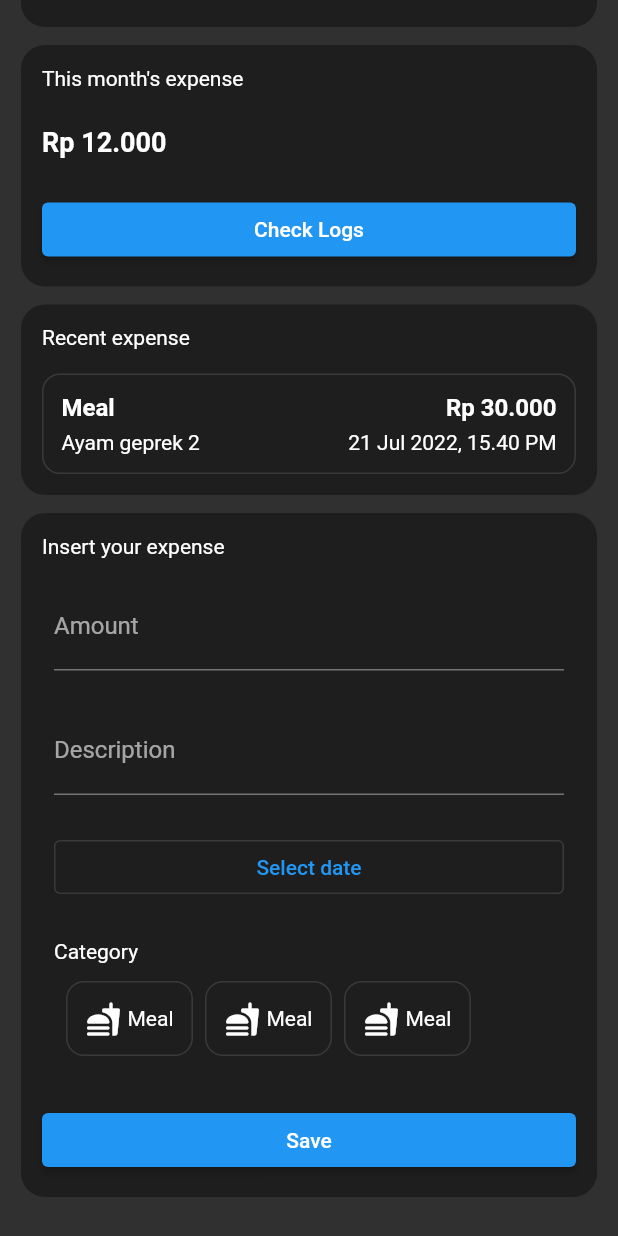
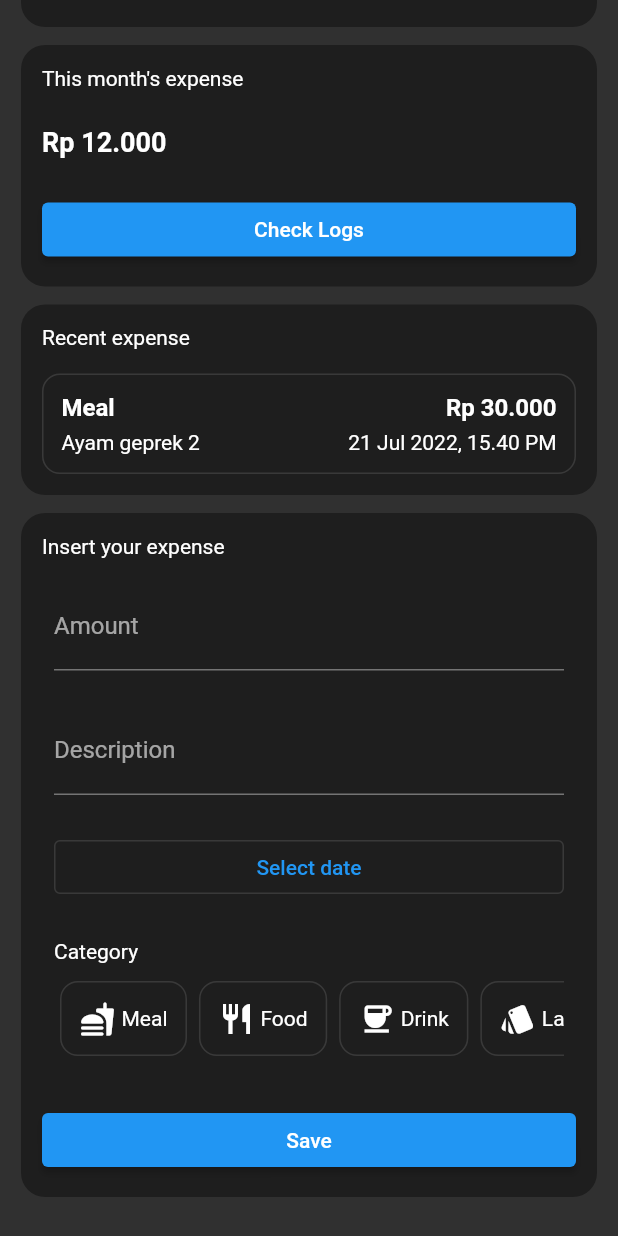
Before and after one commit to fikrihkll/flutter_myduit, a Flutter app: the HomePage screen opened by its route, scrolled down 107 dp, on a phone screen of 412 x 824 dp. Run offline on Flutter 3.47's test engine with Material 2 defaults, Android fonts, the phone set to English and light mode, and no system bars; our stand-ins replace cloud_firestore, firebase_auth, firebase_core, google_sign_in; accounts and stored records are empty.

Commit message:
optimize the category to input

```diff
--- /dev/null
+++ b/lib/core/icon_util.dart
@@ -0,0 +1,38 @@
+import 'package:flutter/material.dart';
+
+class IconUtil{
+
+  static IconData getIconFromString(String icon){
+    switch(icon){
+      case 'Meal':
+        return Icons.fastfood_rounded;
+      case 'Food':
+        return Icons.restaurant;
+      case 'Drink':
+        return Icons.coffee;
+      case 'Laundry':
+        return Icons.style;
+      case 'E-Money':
+        return Icons.credit_card;
+      case 'Transportation':
+        return Icons.directions_train_sharp;
+      case 'Tools':
+        return Icons.home_repair_service;
+      case 'Toiletries':
+        return Icons.shower;
+      case 'Electricity':
+        return Icons.bolt;
+      case 'Daily Needs':
+        return Icons.backpack;
+      case 'Subscription':
+        return Icons.subscriptions;
+      case 'Shopping':
+        return Icons.shopping_bag;
+      case 'Others':
+        return Icons.menu;
+      default:
+        return Icons.fastfood_rounded;
+    }
+  }
+
+}
--- a/lib/features/data/models/expense_model.dart
+++ b/lib/features/data/models/expense_model.dart
@@ -43,3 +43,25 @@ class ExpenseModel {
     return dataModel;
   }
 }
+
+class ExpenseCategory {
+  String name;
+
+  ExpenseCategory(this.name);
+}
+
+var categoryNameList = [
+  ExpenseCategory('Meal'),
+  ExpenseCategory('Food'),
+  ExpenseCategory('Drink'),
+  ExpenseCategory('Laundry'),
+  ExpenseCategory('E-Money'),
+  ExpenseCategory('Transportation'),
+  ExpenseCategory('Tools'),
+  ExpenseCategory('Toiletries'),
+  ExpenseCategory('Electricity'),
+  ExpenseCategory('Daily Needs'),
+  ExpenseCategory('Subscription'),
+  ExpenseCategory('Shopping'),
+  ExpenseCategory('Others'),
+];
--- a/lib/features/presentation/pages/home/category_widget.dart
+++ b/lib/features/presentation/pages/home/category_widget.dart
@@ -1,34 +1,45 @@
-import 'package:flutter/cupertino.dart';
 import 'package:flutter/material.dart';
+import 'package:myduit/core/icon_util.dart';
+import 'package:myduit/features/data/models/expense_model.dart';
 
 class CategoryWidget extends StatelessWidget {
-  final int selectedItemPosition;
+  final Function(int position) onAreaClicked;
   final int itemPosition;
+  final ExpenseCategory category;
+  final bool isSelected;
 
-  const CategoryWidget({Key? key}) : super(key: key);
+  const CategoryWidget({Key? key, required this.itemPosition, required this.category, required this.onAreaClicked, required this.isSelected}) : super(key: key);
+
 
   @override
   Widget build(BuildContext context) {
     return InkWell(
-      onTap: () {},
+      onTap: () {
+        onAreaClicked(itemPosition);
+      },
       borderRadius: BorderRadius.circular(12),
       child: Container(
         padding: EdgeInsets.all(12),
         decoration: BoxDecoration(
             borderRadius: BorderRadius.circular(12),
-            border: Border.all(
+            border: isSelected ?
+            Border.all(
+              color: Colors.lightBlue,
+              width: 2,
+            )
+                : Border.all(
               color: Colors.white12,
               width: 1,
             )
         ),
         child: Row(
-          children: [
+          children: <Widget>[
             Icon(
-              Icons.fastfood_rounded,
+              IconUtil.getIconFromString(category.name),
               size: 24,
             ),
             SizedBox(width: 4,),
-            Text("Meal"),
+            Text(category.name),
           ],
         ),
       ),
--- a/lib/features/presentation/pages/home/home_page.dart
+++ b/lib/features/presentation/pages/home/home_page.dart
@@ -3,7 +3,7 @@ import 'package:myduit/core/firebase_util.dart';
 import 'package:cloud_firestore/cloud_firestore.dart';
 import 'package:myduit/features/data/models/expense_model.dart';
 import 'package:myduit/features/data/repositories/expense_repository.dart';
-import 'package:myduit/features/presentation/widgets/datePicker_widget.dart';
+import 'package:myduit/features/presentation/pages/home/category_widget.dart';
 import 'package:myduit/features/presentation/pages/route.dart' as route;
 
 class HomePage extends StatefulWidget {
@@ -21,6 +21,7 @@ class _HomePageState extends State<HomePage> {
   final TextEditingController _nominalController = TextEditingController();
   final TextEditingController _descController = TextEditingController();
   late ExpenseRepository expenseRepository;
+  int selectedCategoryPosition = -1;
 
   @override
   void initState() {
@@ -219,89 +220,27 @@ class _HomePageState extends State<HomePage> {
                   Text("Category"),
                   SizedBox(height: 12,),
                   SizedBox(
-                    height: 50,
-                    child: ListView(
-                      scrollDirection: Axis.horizontal,
-                      children: [
-                        SizedBox(width: 8),
-                        InkWell(
-                          onTap: () {},
-                          borderRadius: BorderRadius.circular(12),
-                          child: Container(
-                            padding: EdgeInsets.all(12),
-                            decoration: BoxDecoration(
-                              borderRadius: BorderRadius.circular(12),
-                              border: Border.all(
-                                color: Colors.white12,
-                                width: 1,
-                              )
-                            ),
-                            child: Row(
-                              children: [
-                                Icon(
-                                  Icons.fastfood_rounded,
-                                  size: 24,
-                                ),
-                                SizedBox(width: 4,),
-                                Text("Meal"),
-                              ],
-                            ),
-                          ),
-                        ),
-                        SizedBox(width: 8),
-                        InkWell(
-                          onTap: () {},
-                          borderRadius: BorderRadius.circular(12),
-                          child: Container(
-                            padding: EdgeInsets.all(12),
-                            decoration: BoxDecoration(
-                              borderRadius: BorderRadius.circular(12),
-                              border: Border.all(
-                                color: Colors.white12,
-                                width: 1,
-                              )
-                            ),
-                            child: Row(
-                              children: [
-                                Icon(
-                                  Icons.fastfood_rounded,
-                                  size: 24,
-                                ),
-                                SizedBox(width: 4,),
-                                Text("Meal"),
-                              ],
-                            ),
-                          ),
-                        ),
-                        SizedBox(width: 8),
-                        InkWell(
-                          onTap: () {},
-                          borderRadius: BorderRadius.circular(12),
-                          child: Container(
-                            padding: EdgeInsets.all(12),
-                            decoration: BoxDecoration(
-                              borderRadius: BorderRadius.circular(12),
-                              border: Border.all(
-                                color: Colors.white12,
-                                width: 1,
-                              )
-                            ),
-                            child: Row(
-                              children: [
-                                Icon(
-                                  Icons.fastfood_rounded,
-                                  size: 24,
-                                ),
-                                SizedBox(width: 4,),
-                                Text("Meal"),
-                              ],
-                            ),
-                          ),
-                        ),
-                        SizedBox(width: 8),
-                      ],
-                    ),
-                  )
+                height: 50,
+                child: ListView.builder(
+                  itemBuilder: ((context, index) {
+                    final ExpenseCategory categoryList = categoryNameList[index];
+                    return Padding(
+                      padding: EdgeInsets.only(left: 4, right: 4),
+                      child: CategoryWidget(
+                        itemPosition: index,
+                        isSelected: selectedCategoryPosition == index,
+                        category: categoryList,
+                        onAreaClicked: (itemPosition){
+                          selectedCategoryPosition = itemPosition;
+                          setState(() {});
+                        },
+                      ),
+                    );
+                  }),
+                  itemCount: categoryNameList.length,
+                  scrollDirection: Axis.horizontal,
+                ),
+              ),
                 ],
               ),
             ),
@@ -316,7 +255,7 @@ class _HomePageState extends State<HomePage> {
                       onPressed: () {
                         _insertExpense(
                           "",
-                          "Meal",
+                          categoryNameList[selectedCategoryPosition].name,
                           _nominalController.text,
                           _descController.text,
                           dateText,
```
